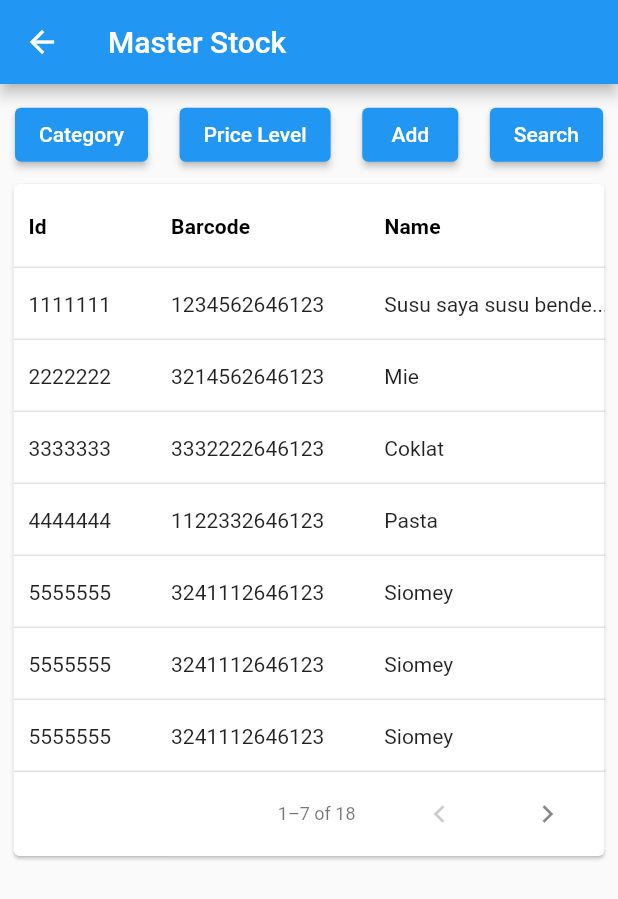
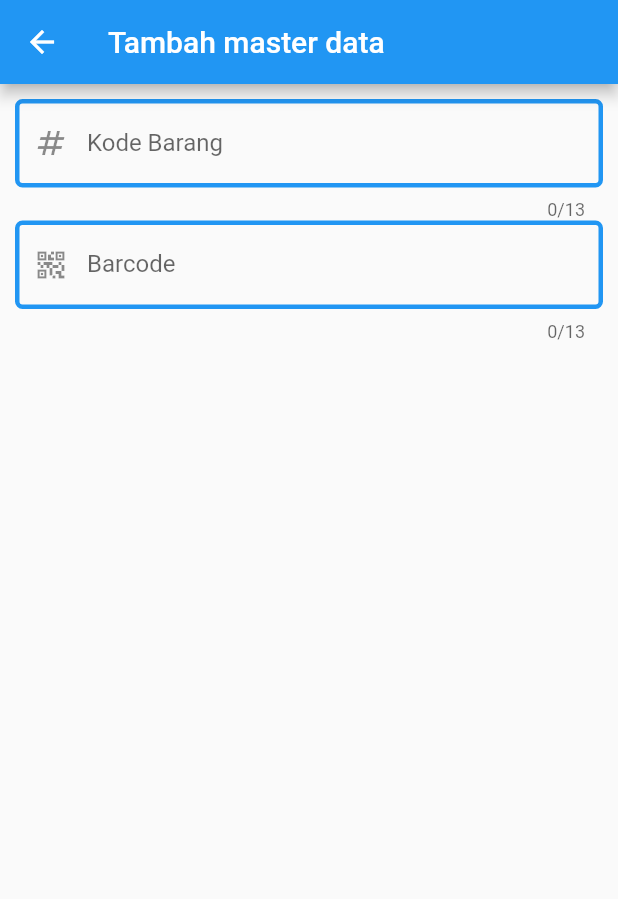
Before and after one commit to olizyusuf/sbpos, a Flutter app: the MasterScreen screen opened by its route, after a tap on "Add", on a phone screen of 412 x 824 dp. Shown: the top 899 px of the screen. Run offline on Flutter 3.47's test engine with Material 2 defaults, Android fonts, the phone set to English and light mode, and no system bars; our stand-ins replace sqflite; accounts and stored records are empty.

Commit message:
master: add and update feature

```diff
--- a/lib/main.dart
+++ b/lib/main.dart
@@ -1,7 +1,9 @@
 import 'package:flutter/material.dart';
 import 'package:provider/provider.dart';
 import 'package:sbpos/providers/login_provider.dart';
+import 'package:sbpos/providers/master_provider.dart';
 import 'package:sbpos/providers/users_provider.dart';
+import 'package:sbpos/ui/add_master_screen.dart';
 import 'package:sbpos/ui/add_user_screen.dart';
 import 'package:sbpos/ui/edit_user_screen.dart';
 import 'package:sbpos/ui/level_screen.dart';
@@ -27,6 +29,9 @@ class MyApp extends StatelessWidget {
         ChangeNotifierProvider(
           create: (context) => UsersProvider(),
         ),
+        ChangeNotifierProvider(
+          create: (context) => MasterProvider(),
+        ),
       ],
       child: MaterialApp(
         title: 'SBPos',
@@ -39,6 +44,7 @@ class MyApp extends StatelessWidget {
           '/editUser': (context) => const EditUserScreen(),
           '/level': (context) => const LevelScreen(),
           '/master': (context) => const MasterScreen(),
+          '/addMaster': (context) => const AddMasterScreen(),
         },
       ),
     );
--- a/lib/providers/master_provider.dart
+++ b/lib/providers/master_provider.dart
@@ -0,0 +1,45 @@
+import 'package:flutter/material.dart';
+import 'package:sbpos/database/database_instance.dart';
+
+class MasterProvider extends ChangeNotifier {
+  TextEditingController cKodeBarang = TextEditingController();
+  TextEditingController cBarcode = TextEditingController();
+  TextEditingController cNama = TextEditingController();
+  TextEditingController cStock = TextEditingController();
+  TextEditingController cSatuan = TextEditingController();
+  TextEditingController cHargaBeli = TextEditingController();
+  TextEditingController cHargaJual = TextEditingController();
+
+  TextEditingController cIdKategori = TextEditingController();
+  TextEditingController cNamaKategori = TextEditingController();
+
+  DatabaseInstance dbInstance = DatabaseInstance.instance;
+
+  getMaster() {
+// todo here
+  }
+
+  addMaster() {
+// todo here
+  }
+
+  updateMaster() {
+// todo here
+  }
+
+  deleteMaster() {
+// todo here
+  }
+
+  getKategori() {
+// todo here
+  }
+
+  addKategori() {
+// todo here
+  }
+
+  updateKategori() {
+// todo here
+  }
+}
--- /dev/null
+++ b/lib/ui/add_master_screen.dart
@@ -0,0 +1,50 @@
+import 'package:flutter/material.dart';
+import 'package:provider/provider.dart';
+import 'package:sbpos/providers/master_provider.dart';
+import 'package:sbpos/ui/utils.dart';
+import 'package:sbpos/ui/widgets/custom_textfield.dart';
+
+class AddMasterScreen extends StatelessWidget {
+  const AddMasterScreen({super.key});
+
+  @override
+  Widget build(BuildContext context) {
+    String title = 'Tambah master data';
+
+    MasterProvider masterProv =
+        Provider.of<MasterProvider>(context, listen: false);
+
+    return Scaffold(
+      appBar: AppBar(
+        title: Text(title),
+      ),
+      body: Container(
+        padding: const EdgeInsets.all(10),
+        height: displayHeight(context),
+        width: displayWidth(context),
+        child: Column(
+          children: [
+            CustomTextfield(
+              textController: masterProv.cKodeBarang,
+              labelText: 'Kode Barang',
+              prefIcon: const Icon(Icons.numbers),
+              colorBorder: Colors.blue,
+              widthBorder: 3,
+              circuralBoder: 5,
+              maxLength: 13,
+            ),
+            CustomTextfield(
+              textController: masterProv.cBarcode,
+              labelText: 'Barcode',
+              prefIcon: const Icon(Icons.qr_code_2_outlined),
+              colorBorder: Colors.blue,
+              widthBorder: 3,
+              circuralBoder: 5,
+              maxLength: 13,
+            ),
+          ],
+        ),
+      ),
+    );
+  }
+}
--- a/lib/ui/master_screen.dart
+++ b/lib/ui/master_screen.dart
@@ -137,7 +137,7 @@ class MasterScreen extends StatelessWidget {
       },
     ];
 
-    int pageSize = 7;
+    int pageSize = 10;
 
     return Scaffold(
       appBar: AppBar(
@@ -164,7 +164,9 @@ class MasterScreen extends StatelessWidget {
                     child: const Text('Price Level'),
                   ),
                   ElevatedButton(
-                    onPressed: () {},
+                    onPressed: () {
+                      Navigator.pushNamed(context, '/addMaster');
+                    },
                     child: const Text('Add'),
                   ),
                   ElevatedButton(
```
Also changed, not shown: lib/database/database_instance.dart (+23 -0 lines), lib/models/master_model.dart (+25 -0 lines).
